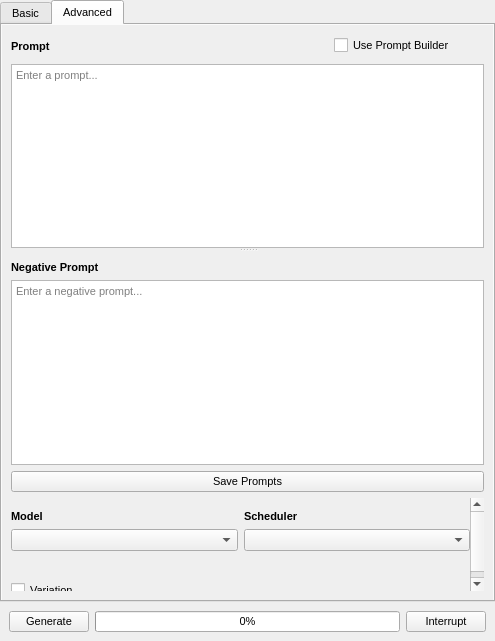
Old version of the form src/airunner/widgets/generator_form/templates/generatorform.ui in the repository Capsize-Games/airunner.
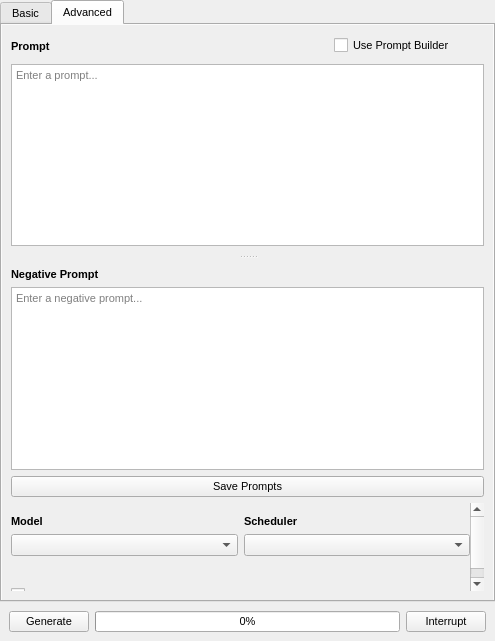
New version of the form. Icons and pictures are not drawn. Custom widgets are drawn as their Qt base class.

The edit to the form file:
```diff
--- a/src/airunner/widgets/generator_form/templates/generatorform.ui
+++ b/src/airunner/widgets/generator_form/templates/generatorform.ui
@@ -667,6 +667,9 @@
              </property>
              <widget class="QWidget" name="">
               <layout class="QGridLayout" name="gridLayout_2">
+               <property name="bottomMargin">
+                <number>9</number>
+               </property>
                <item row="0" column="0">
                 <widget class="QLabel" name="label">
                  <property name="font">
```
Left out of the diff: 3 changed lines with no effect on the pictures.
